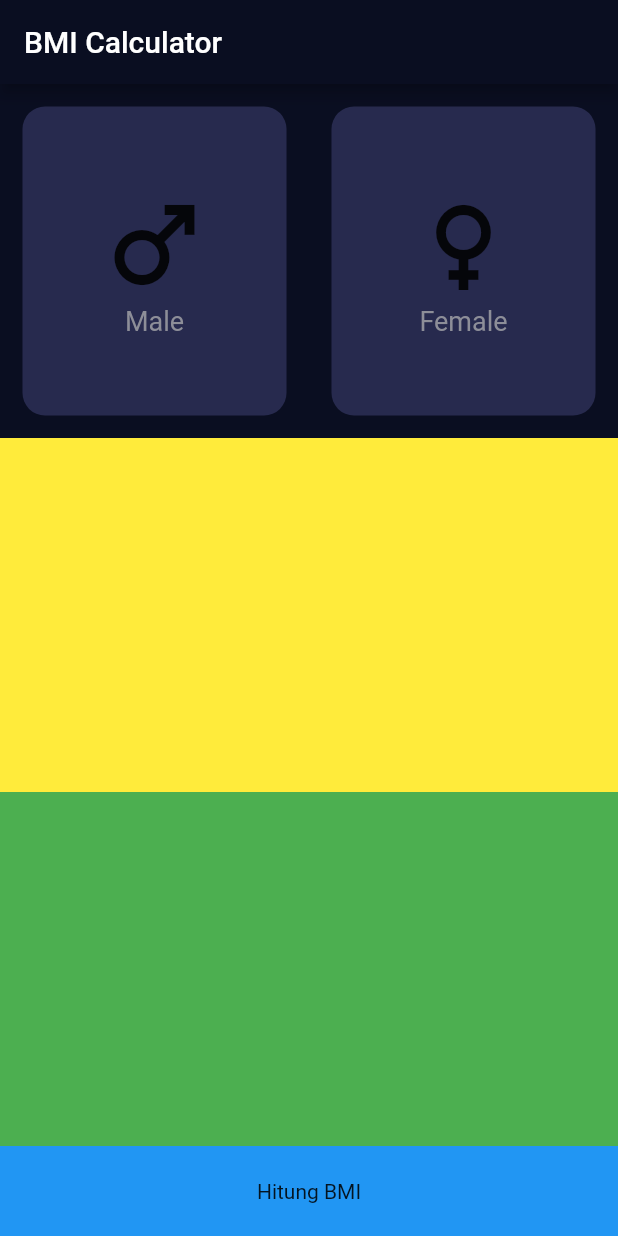
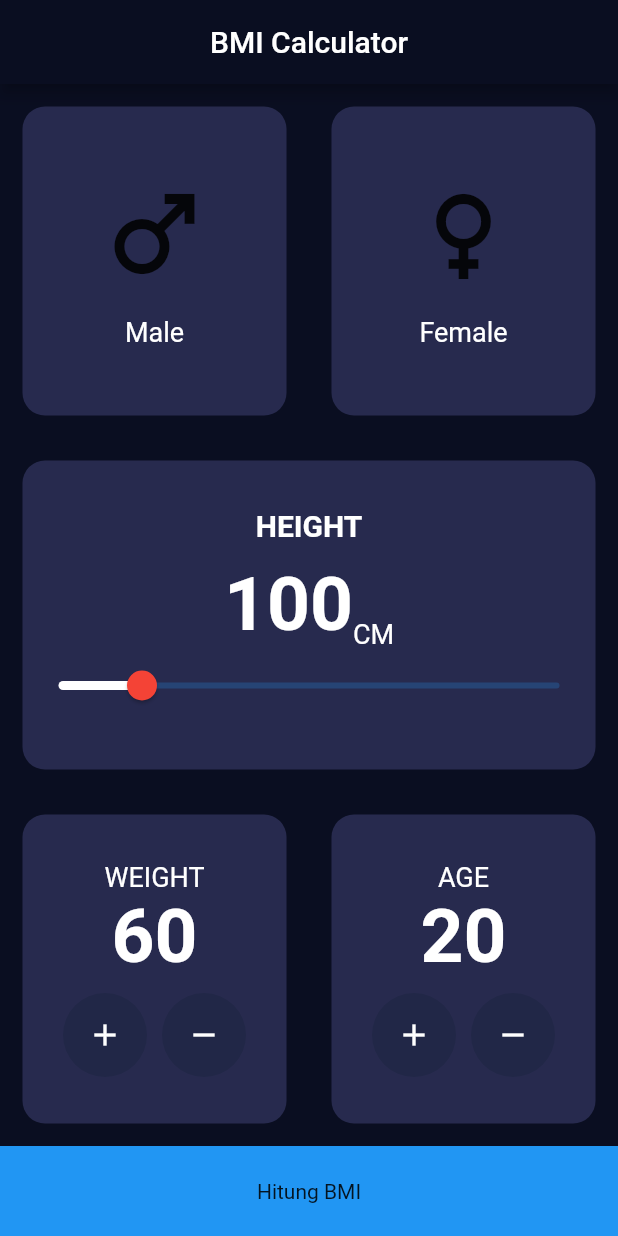
Before and after one commit to raihanpcr/app_bmi, a Flutter app: the screen it shows after launch, on a phone screen of 412 x 824 dp. Run offline on Flutter 3.47's test engine with Material 2 defaults, Android fonts, the phone set to English and light mode, and no system bars.

Commit message:
Fifth Commit - Finised UI

```diff
--- a/lib/bmi_data_screen.dart
+++ /dev/null
@@ -1,93 +0,0 @@
-import 'package:flutter/material.dart';
-
-import 'bmi_result_screen.dart';
-// import 'package:flutter/src/widgets/container.dart';
-// import 'package:flutter/src/widgets/framework.dart';
-
-class BmiDataScreen extends StatefulWidget {
-  const BmiDataScreen({super.key});
-
-  @override
-  State<BmiDataScreen> createState() => _BmiDataScreenState();
-}
-
-class _BmiDataScreenState extends State<BmiDataScreen> {
-  @override
-  Widget build(BuildContext context) {
-    return Scaffold(
-      backgroundColor: Color(0xff0A0E21),
-        appBar: AppBar(
-          title: const Text("BMI Calculator"),
-        ),
-        body: Column(children: [
-          Expanded(
-              child: Container(
-            child: Row(children: [
-              Expanded(
-                  child: Container(
-                decoration: BoxDecoration(
-                  color: Color(0xff272A4E),
-                  borderRadius: BorderRadius.circular(15),
-                ),
-                margin: EdgeInsets.all(15),
-                child: Column(
-                  mainAxisAlignment: MainAxisAlignment.center,
-                  children: const [
-                    Icon(
-                      Icons.male,
-                      size: 80,
-                    ),
-                    Text(
-                      "Male",
-                      style: TextStyle(fontSize: 18, color: Color(0xff8D8E98)),
-                    ),
-                  ],
-                ),
-              )),
-              Expanded(
-                  child: Container(
-                decoration: BoxDecoration(
-                  color: Color(0xff272A4E),
-                  borderRadius: BorderRadius.circular(15),
-                ),
-                margin: EdgeInsets.all(15),
-                    child: Column(
-                mainAxisAlignment: MainAxisAlignment.center,
-                children: const [
-                    Icon(Icons.female, size: 80),
-                    Text(
-                      "Female",
-                      style: TextStyle(fontSize: 18, color: Color(0xff8D8E98)),
-                    ),
-                ],
-              ),
-                  ))
-            ]),
-          )),
-          Expanded(
-              child: Container(
-            color: Colors.yellow,
-          )),
-          Expanded(
-              child: Container(
-            color: Colors.green,
-          )),
-          GestureDetector(
-            onTap: () {
-              Navigator.of(context).push(
-                MaterialPageRoute(
-                  builder: ((context) {
-                    return const BmiResultScreen();
-                  }),
-                ),
-              );
-            },
-            child: Container(
-              height: 60,
-              color: Colors.blue,
-              child: const Center(child: Text("Hitung BMI")),
-            ),
-          )
-        ]));
-  }
-}
--- /dev/null
+++ b/lib/constan/constant.dart
@@ -0,0 +1,13 @@
+import 'package:flutter/material.dart';
+
+Color primaryColor = Color(0xff0a0e21);
+TextStyle? labelTextStyle = TextStyle(
+  fontSize: 18,
+  color: Colors.white, //
+);
+
+TextStyle? numberTextStyle = TextStyle(
+  fontSize: 50,
+  fontWeight: FontWeight.bold,
+  color: Colors.white,
+);
--- a/lib/main.dart
+++ b/lib/main.dart
@@ -1,4 +1,5 @@
-import 'package:aplikasi_bmi/bmi_data_screen.dart';
+import 'package:aplikasi_bmi/constan/constant.dart';
+import 'package:aplikasi_bmi/views/bmi_data_screen.dart';
 import 'package:flutter/material.dart';
 
 void main() {
@@ -14,9 +15,9 @@
     return MaterialApp(
         title: 'Flutter Demo',
         theme: ThemeData(
-          appBarTheme: AppBarTheme(
-            backgroundColor: Color(0xff0A0E21)
-            ),
+          primaryColor: primaryColor,
+          scaffoldBackgroundColor: primaryColor,
+          appBarTheme: AppBarTheme(backgroundColor: primaryColor),
           // This is the theme of your application.
           //
           // Try running your application with "flutter run". You'll see the
@@ -28,7 +29,6 @@
           // is not restarted.
           primarySwatch: Colors.blue,
         ),
-        home: BmiDataScreen()
-      );
-    }
+        home: BmiDataScreen());
+  }
 }
--- /dev/null
+++ b/lib/views/bmi_data_screen.dart
@@ -0,0 +1,256 @@
+import 'package:aplikasi_bmi/constan/constant.dart';
+import 'package:flutter/material.dart';
+import 'bmi_result_screen.dart';
+// import 'package:flutter/src/widgets/container.dart';
+// import 'package:flutter/src/widgets/framework.dart';
+
+class BmiDataScreen extends StatefulWidget {
+  const BmiDataScreen({super.key});
+
+  @override
+  State<BmiDataScreen> createState() => _BmiDataScreenState();
+}
+
+class _BmiDataScreenState extends State<BmiDataScreen> {
+  int height = 100;
+
+  @override
+  Widget build(BuildContext context) {
+    return Scaffold(
+        backgroundColor: Color(0xff0A0E21),
+        appBar: AppBar(
+          title: Center(child: const Text("BMI Calculator")),
+        ),
+        body: Column(children: [
+          Expanded(
+              child: Row(children: const [
+            Expanded(
+                child: BmiCard(
+              child: GenderIconText(
+                icon: Icons.male,
+                title: 'Male',
+              ),
+            )),
+            Expanded(
+                child: BmiCard(
+              child: GenderIconText(icon: Icons.female, title: 'Female'),
+            ))
+          ])),
+          Expanded(
+              child: Container(
+            child: BmiCard(
+              child: Column(
+                mainAxisAlignment: MainAxisAlignment.center,
+                children: [
+                  Text(
+                    "HEIGHT",
+                    style: labelTextStyle!.copyWith(
+                      fontSize: 20,
+                      fontWeight: FontWeight.bold,
+                    ),
+                  ),
+                  SizedBox(height: 12),
+                  Row(
+                    mainAxisAlignment: MainAxisAlignment.center,
+                    crossAxisAlignment: CrossAxisAlignment.end,
+                    children: [
+                      Text(
+                        "$height",
+                        style: numberTextStyle,
+                      ),
+                      Text(
+                        "CM",
+                        style: labelTextStyle,
+                      )
+                    ],
+                  ),
+                  Slider(
+                    value: height.toDouble(),
+                    min: 80,
+                    max: 200,
+                    thumbColor: Colors.red,
+                    activeColor: Colors.white,
+                    onChanged: (value) {
+                      height = value.toInt();
+                      setState(() {});
+                    },
+                  )
+                ],
+              ),
+            ),
+          )),
+          Expanded(
+              child: Container(
+                  child: Row(
+            children: [
+              Expanded(
+                child: BmiCard(
+                  child: Column(
+                    mainAxisAlignment: MainAxisAlignment.center,
+                    children: [
+                      Text(
+                        "WEIGHT",
+                        style: labelTextStyle,
+                      ),
+                      Text(
+                        "60",
+                        style: numberTextStyle,
+                      ),
+                      SizedBox(height: 8),
+                      Row(
+                        mainAxisAlignment: MainAxisAlignment.center,
+                        children: [
+                          RawMaterialButton(
+                            onPressed: () {},
+                            elevation: 0,
+                            child: Icon(
+                              Icons.add,
+                              color: Colors.white,
+                            ),
+                            shape: CircleBorder(),
+                            fillColor: Color(0xff212747),
+                            constraints: BoxConstraints.tightFor(
+                              width: 56,
+                              height: 56,
+                            ),
+                          ),
+                          SizedBox(width: 10),
+                          RawMaterialButton(
+                            onPressed: () {},
+                            elevation: 0,
+                            child: Icon(
+                              Icons.remove,
+                              color: Colors.white,
+                            ),
+                            shape: CircleBorder(),
+                            fillColor: Color(0xff212747),
+                            constraints: BoxConstraints.tightFor(
+                              width: 56,
+                              height: 56,
+                            ),
+                          ),
+                        ],
+                      )
+                    ],
+                  ),
+                ),
+              ),
+              Expanded(
+                child: BmiCard(
+                  child: Column(
+                    mainAxisAlignment: MainAxisAlignment.center,
+                    children: [
+                      Text(
+                        "AGE",
+                        style: labelTextStyle,
+                      ),
+                      Text(
+                        "20",
+                        style: numberTextStyle,
+                      ),
+                      SizedBox(height: 8),
+                      Row(
+                        mainAxisAlignment: MainAxisAlignment.center,
+                        children: [
+                          RawMaterialButton(
+                            onPressed: () {},
+                            elevation: 0,
+                            child: Icon(
+                              Icons.add,
+                              color: Colors.white,
+                            ),
+                            shape: CircleBorder(),
+                            fillColor: Color(0xff212747),
+                            constraints: BoxConstraints.tightFor(
+                              width: 56,
+                              height: 56,
+                            ),
+                          ),
+                          SizedBox(width: 10),
+                          RawMaterialButton(
+                            onPressed: () {},
+                            elevation: 0,
+                            child: Icon(
+                              Icons.remove,
+                              color: Colors.white,
+                            ),
+                            shape: CircleBorder(),
+                            fillColor: Color(0xff212747),
+                            constraints: BoxConstraints.tightFor(
+                              width: 56,
+                              height: 56,
+                            ),
+                          ),
+                        ],
+                      )
+                    ],
+                  ),
+                ),
+              ),
+            ],
+          ))),
+          GestureDetector(
+            onTap: () {
+              Navigator.of(context).push(
+                MaterialPageRoute(
+                  builder: ((context) {
+                    return const BmiResultScreen();
+                  }),
+                ),
+              );
+            },
+            child: Container(
+              height: 60,
+              color: Colors.blue,
+              child: const Center(child: Text("Hitung BMI")),
+            ),
+          )
+        ]));
+  }
+}
+
+class BmiCard extends StatelessWidget {
+  const BmiCard({
+    Key? key,
+    this.child,
+  }) : super(key: key);
+
+  final Widget? child;
+
+  @override
+  Widget build(BuildContext context) {
+    return Container(
+        decoration: BoxDecoration(
+          color: Color(0xff272A4E),
+          borderRadius: BorderRadius.circular(15),
+        ),
+        margin: EdgeInsets.all(15),
+        child: child);
+  }
+}
+
+class GenderIconText extends StatelessWidget {
+  const GenderIconText({
+    Key? key,
+    required this.title,
+    required this.icon,
+  }) : super(key: key);
+
+  final String title;
+  final IconData icon;
+
+  @override
+  Widget build(BuildContext context) {
+    return Column(
+      mainAxisAlignment: MainAxisAlignment.center,
+      children: [
+        Icon(icon, size: 80),
+        const SizedBox(height: 15),
+        Text(
+          title,
+          style: labelTextStyle,
+        ),
+      ],
+    );
+  }
+}
```
Also changed, not shown: lib/views/bmi_result_screen.dart (renamed from lib/bmi_result_screen.dart).
